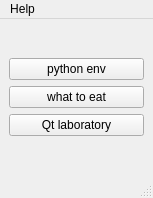
Above: res/ui/mainwindow.ui from Radicas/Crane before the change. Below: the same form after it.
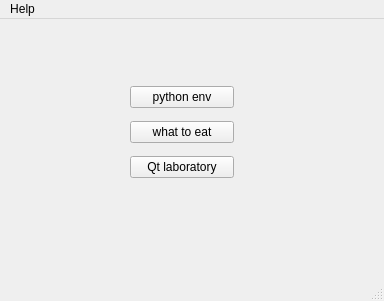
That is the form after the change.

```diff
--- a/res/ui/mainwindow.ui
+++ b/res/ui/mainwindow.ui
@@ -6,16 +6,23 @@
    <rect>
     <x>0</x>
     <y>0</y>
-    <width>153</width>
-    <height>198</height>
+    <width>384</width>
+    <height>301</height>
    </rect>
   </property>
   <property name="windowTitle">
    <string>Scarab</string>
   </property>
   <widget class="QWidget" name="centralwidget">
-   <layout class="QGridLayout" name="gridLayout">
-    <item row="0" column="0">
+   <widget class="QWidget" name="">
+    <property name="geometry">
+     <rect>
+      <x>130</x>
+      <y>60</y>
+      <width>104</width>
+      <height>107</height>
+     </rect>
+    </property>
      <layout class="QVBoxLayout" name="verticalLayout">
       <item>
        <widget class="QPushButton" name="pyEnvBtn">
@@ -39,16 +46,15 @@
        </widget>
       </item>
      </layout>
-    </item>
-   </layout>
+   </widget>
   </widget>
   <widget class="QMenuBar" name="menubar">
    <property name="geometry">
     <rect>
      <x>0</x>
      <y>0</y>
-     <width>153</width>
-     <height>23</height>
+     <width>384</width>
+     <height>28</height>
     </rect>
    </property>
    <widget class="QMenu" name="menuHelp">
```
Lines whose indentation alone changed are shown as unchanged.
